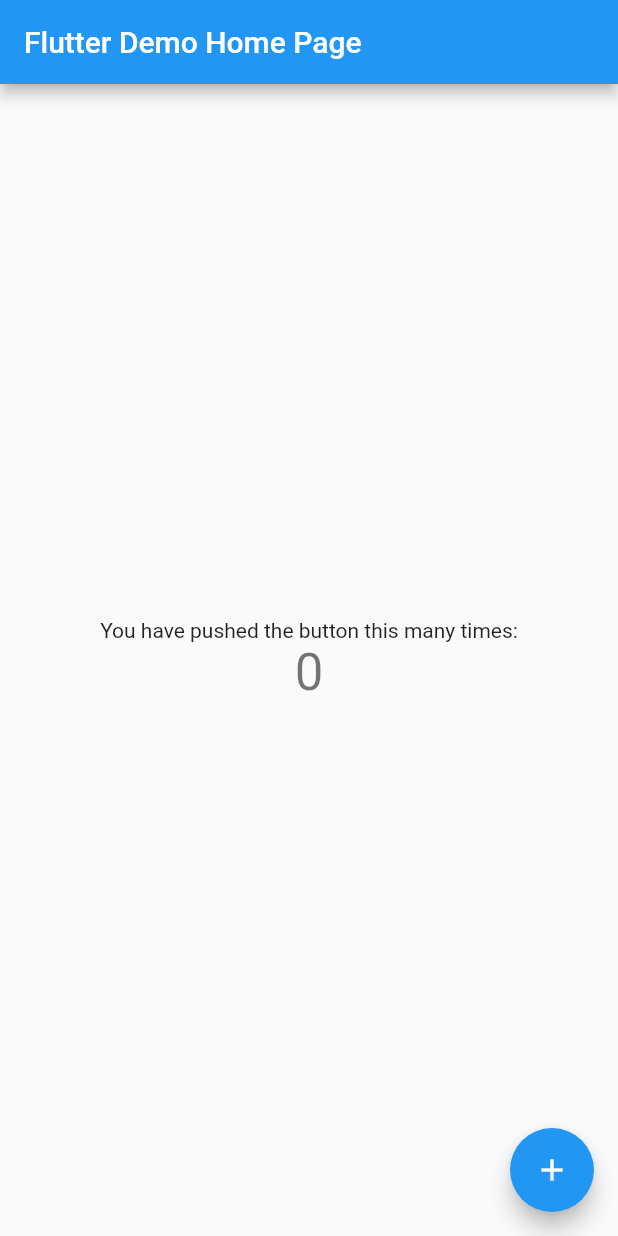
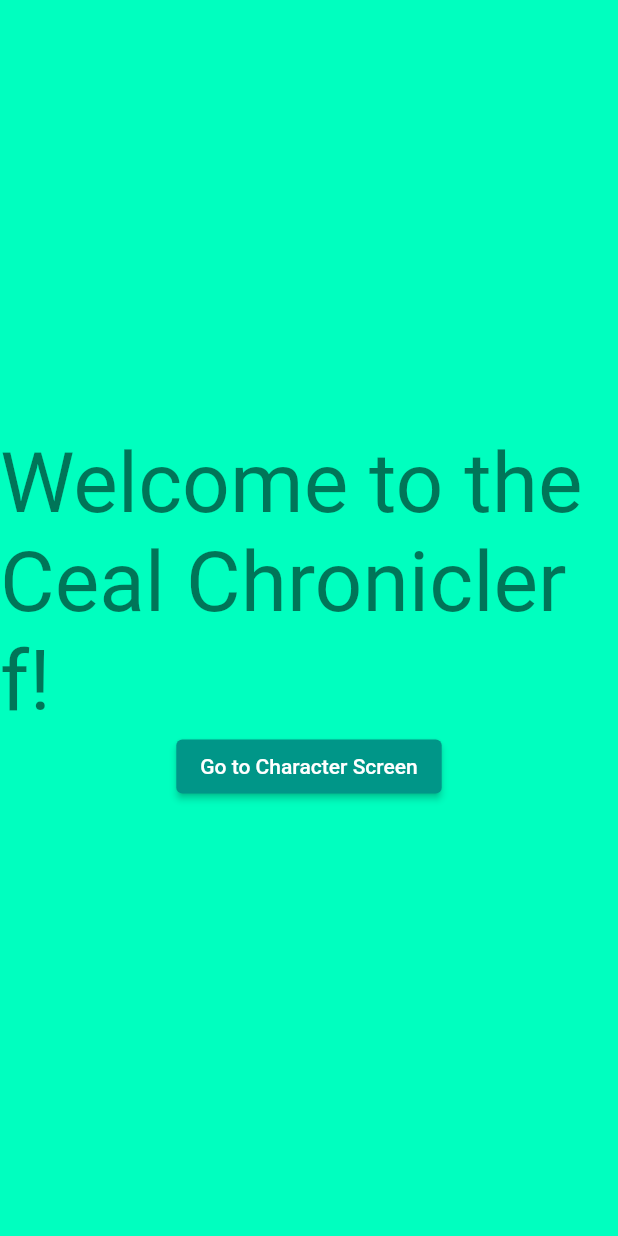
Before and after one commit to KiraResari/ceal-chronicler-f, a Flutter app: the screen it shows after launch, on a phone screen of 412 x 824 dp. Run offline on Flutter 3.47's test engine with Material 2 defaults, Android fonts, the phone set to English and light mode, and no system bars.

Commit message:
Added title screen

```diff
--- /dev/null
+++ b/lib/app_state.dart
@@ -0,0 +1,6 @@
+import 'package:ceal_chronicler_f/title_view.dart';
+import 'package:flutter/widgets.dart';
+
+class AppState extends ChangeNotifier{
+  Widget activeView = const TitleView();
+}
--- /dev/null
+++ b/lib/ceal_chronicler_f.dart
@@ -0,0 +1,23 @@
+import 'package:flutter/material.dart';
+import 'package:provider/provider.dart';
+
+import 'app_state.dart';
+import 'main_view.dart';
+
+class CealChroniclerF extends StatelessWidget{
+  const CealChroniclerF({super.key});
+
+  @override
+  Widget build(BuildContext context) {
+    return ChangeNotifierProvider(
+      create: (context) => AppState(),
+      child: MaterialApp(
+        title: "Ceal Chronicler f",
+        theme: ThemeData(
+          primarySwatch: Colors.teal,
+        ),
+        home: MainView(),
+      ),
+    );
+  }
+}
--- a/lib/main.dart
+++ b/lib/main.dart
@@ -1,115 +1,7 @@
 import 'package:flutter/material.dart';
 
+import 'ceal_chronicler_f.dart';
+
 void main() {
-  runApp(const MyApp());
+  runApp(const CealChroniclerF());
 }
-
-class MyApp extends StatelessWidget {
-  const MyApp({super.key});
-
-  // This widget is the root of your application.
-  @override
-  Widget build(BuildContext context) {
-    return MaterialApp(
-      title: 'Flutter Demo',
-      theme: ThemeData(
-        // This is the theme of your application.
-        //
-        // Try running your application with "flutter run". You'll see the
-        // application has a blue toolbar. Then, without quitting the app, try
-        // changing the primarySwatch below to Colors.green and then invoke
-        // "hot reload" (press "r" in the console where you ran "flutter run",
-        // or simply save your changes to "hot reload" in a Flutter IDE).
-        // Notice that the counter didn't reset back to zero; the application
-        // is not restarted.
-        primarySwatch: Colors.blue,
-      ),
-      home: const MyHomePage(title: 'Flutter Demo Home Page'),
-    );
-  }
-}
-
-class MyHomePage extends StatefulWidget {
-  const MyHomePage({super.key, required this.title});
-
-  // This widget is the home page of your application. It is stateful, meaning
-  // that it has a State object (defined below) that contains fields that affect
-  // how it looks.
-
-  // This class is the configuration for the state. It holds the values (in this
-  // case the title) provided by the parent (in this case the App widget) and
-  // used by the build method of the State. Fields in a Widget subclass are
-  // always marked "final".
-
-  final String title;
-
-  @override
-  State<MyHomePage> createState() => _MyHomePageState();
-}
-
-class _MyHomePageState extends State<MyHomePage> {
-  int _counter = 0;
-
-  void _incrementCounter() {
-    setState(() {
-      // This call to setState tells the Flutter framework that something has
-      // changed in this State, which causes it to rerun the build method below
-      // so that the display can reflect the updated values. If we changed
-      // _counter without calling setState(), then the build method would not be
-      // called again, and so nothing would appear to happen.
-      _counter++;
-    });
-  }
-
-  @override
-  Widget build(BuildContext context) {
-    // This method is rerun every time setState is called, for instance as done
-    // by the _incrementCounter method above.
-    //
-    // The Flutter framework has been optimized to make rerunning build methods
-    // fast, so that you can just rebuild anything that needs updating rather
-    // than having to individually change instances of widgets.
-    return Scaffold(
-      appBar: AppBar(
-        // Here we take the value from the MyHomePage object that was created by
-        // the App.build method, and use it to set our appbar title.
-        title: Text(widget.title),
-      ),
-      body: Center(
-        // Center is a layout widget. It takes a single child and positions it
-        // in the middle of the parent.
-        child: Column(
-          // Column is also a layout widget. It takes a list of children and
-          // arranges them vertically. By default, it sizes itself to fit its
-          // children horizontally, and tries to be as tall as its parent.
-          //
-          // Invoke "debug painting" (press "p" in the console, choose the
-          // "Toggle Debug Paint" action from the Flutter Inspector in Android
-          // Studio, or the "Toggle Debug Paint" command in Visual Studio Code)
-          // to see the wireframe for each widget.
-          //
-          // Column has various properties to control how it sizes itself and
-          // how it positions its children. Here we use mainAxisAlignment to
-          // center the children vertically; the main axis here is the vertical
-          // axis because Columns are vertical (the cross axis would be
-          // horizontal).
-          mainAxisAlignment: MainAxisAlignment.center,
-          children: <Widget>[
-            const Text(
-              'You have pushed the button this many times:',
-            ),
-            Text(
-              '$_counter',
-              style: Theme.of(context).textTheme.headline4,
-            ),
-          ],
-        ),
-      ),
-      floatingActionButton: FloatingActionButton(
-        onPressed: _incrementCounter,
-        tooltip: 'Increment',
-        child: const Icon(Icons.add),
-      ), // This trailing comma makes auto-formatting nicer for build methods.
-    );
-  }
-}
--- /dev/null
+++ b/lib/main_view.dart
@@ -0,0 +1,14 @@
+import 'package:flutter/cupertino.dart';
+import 'package:provider/provider.dart';
+
+import 'app_state.dart';
+
+class MainView extends StatelessWidget{
+  @override
+  Widget build(BuildContext context) {
+    var appState = context.watch<AppState>();
+
+    return appState.activeView;
+  }
+
+}
--- /dev/null
+++ b/lib/title_view.dart
@@ -0,0 +1,35 @@
+import 'package:flutter/material.dart';
+
+class TitleView extends StatelessWidget {
+  const TitleView({super.key});
+
+  @override
+  Widget build(BuildContext context) {
+    ThemeData theme = Theme.of(context);
+    return Container(
+      color: Color.fromRGBO(0, 255, 191, 1),
+      child: Column(
+        mainAxisAlignment: MainAxisAlignment.center,
+        children: [
+          _buildWelcomeText(theme),
+          _buildStartButton(theme),
+        ],
+      ),
+    );
+  }
+
+  Text _buildWelcomeText(ThemeData theme) {
+    TextStyle textStyle = theme.textTheme.displayMedium!;
+    return Text(
+      "Welcome to the Ceal Chronicler f!",
+      style: textStyle,
+    );
+  }
+
+  _buildStartButton(ThemeData theme) {
+    return ElevatedButton(
+      onPressed: () {},
+      child: const Text("Go to Character Screen"),
+    );
+  }
+}
```
Also changed, not shown: pubspec.yaml (+2 -68 lines), pubspec.lock.
